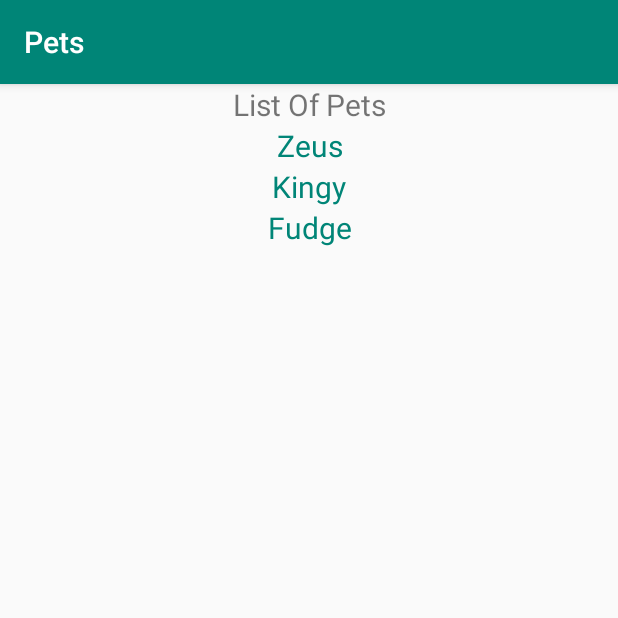
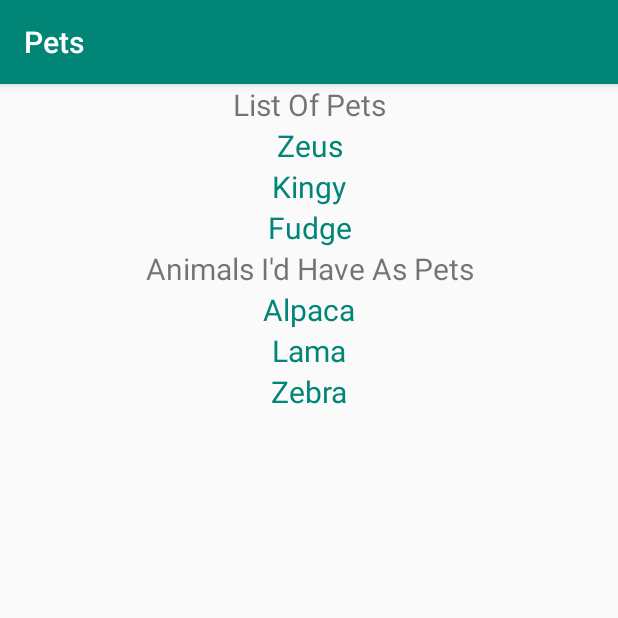
Before and after one commit to vdtyson/Pets, an Android app: the screen it shows after launch (MainActivity), on a phone screen of 412 x 824 dp, the top half of it. Run offline under Robolectric (Android 15) with nearby library versions, the phone set to English and light mode, and no system bars.

Commit message:
Added new pets, added get ignore, added README

```diff
--- a/app/src/main/res/layout/activity_main.xml
+++ b/app/src/main/res/layout/activity_main.xml
@@ -46,5 +46,41 @@
             android:layout_width="match_parent"
             android:layout_height="wrap_content"
     />
+    <TextView
+            android:id="@+id/OtherAnimals"
+            android:text="Animals I'd Have As Pets"
+            android:textSize="20dp"
+            android:textAlignment="center"
+            android:layout_width="match_parent"
+            android:layout_height="wrap_content"
+    />
+    <TextView
+            android:id="@+id/pet4"
+            android:textColor="@color/colorPrimary"
+            android:text="Alpaca"
+            android:textSize="20dp"
+            android:textAlignment="center"
+            android:layout_width="match_parent"
+            android:layout_height="wrap_content"
+    />
+    <TextView
+            android:id="@+id/pet5"
+            android:textColor="@color/colorPrimary"
+            android:text="Lama"
+            android:textSize="20dp"
+            android:textAlignment="center"
+            android:layout_width="match_parent"
+            android:layout_height="wrap_content"
+    />
+    <TextView
+            android:id="@+id/pet6"
+            android:textColor="@color/colorPrimary"
+            android:text="Zebra"
+            android:textSize="20dp"
+            android:textAlignment="center"
+            android:layout_width="match_parent"
+            android:layout_height="wrap_content"
+    />
+
 
 </LinearLayout>
```
Also changed, not shown: 5 other files.
